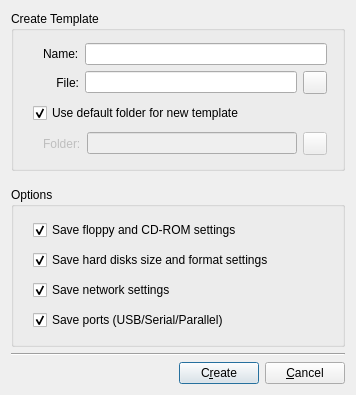
Qt form src/Create_Template_Window.ui (tobimensch/aqemu) before a commit.
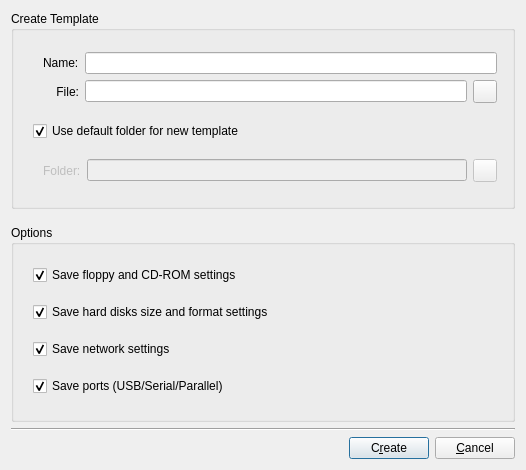
The same form after that commit. Icons and pictures are not drawn.

Commit message: set keyboard focus on template name by default

Patch:
```diff
--- a/src/Create_Template_Window.ui
+++ b/src/Create_Template_Window.ui
@@ -7,8 +7,8 @@
    <rect>
     <x>0</x>
     <y>0</y>
-    <width>356</width>
-    <height>395</height>
+    <width>526</width>
+    <height>470</height>
    </rect>
   </property>
   <property name="sizePolicy">
@@ -26,7 +26,7 @@
   </property>
   <layout class="QVBoxLayout" name="verticalLayout_2">
    <item>
-    <widget class="QGroupBox" name="">
+    <widget class="QGroupBox" name="groupBox">
      <property name="title">
       <string>Create Template</string>
      </property>
@@ -167,7 +167,7 @@
     </spacer>
    </item>
    <item>
-    <widget class="QGroupBox" name="">
+    <widget class="QGroupBox" name="groupBox">
      <property name="title">
       <string>Options</string>
      </property>
```
The commit also changes 1 other file.
